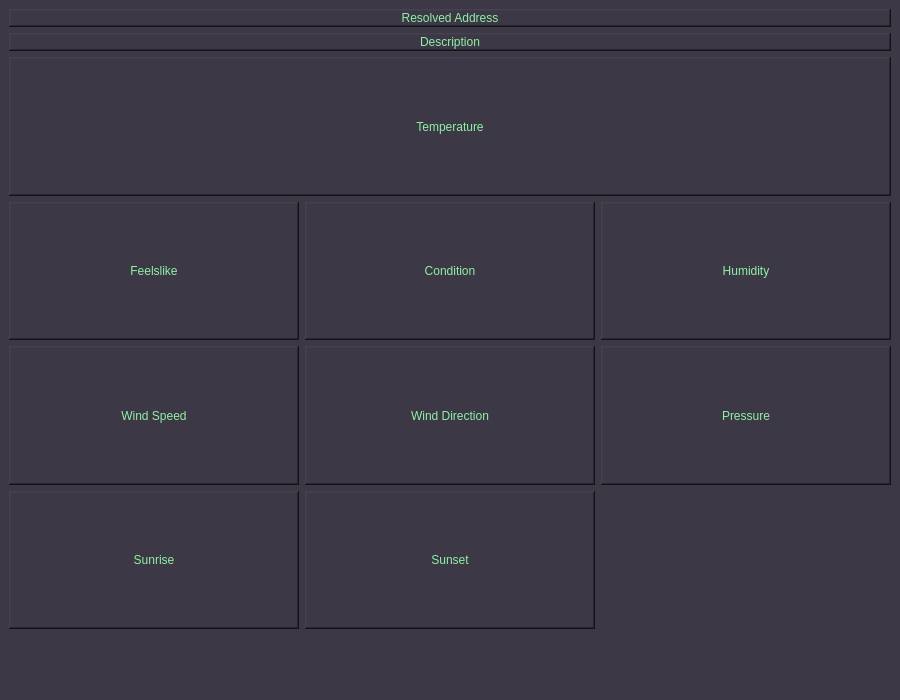
Old version of the form mainwindow.ui in the repository rajkane/weather-station.
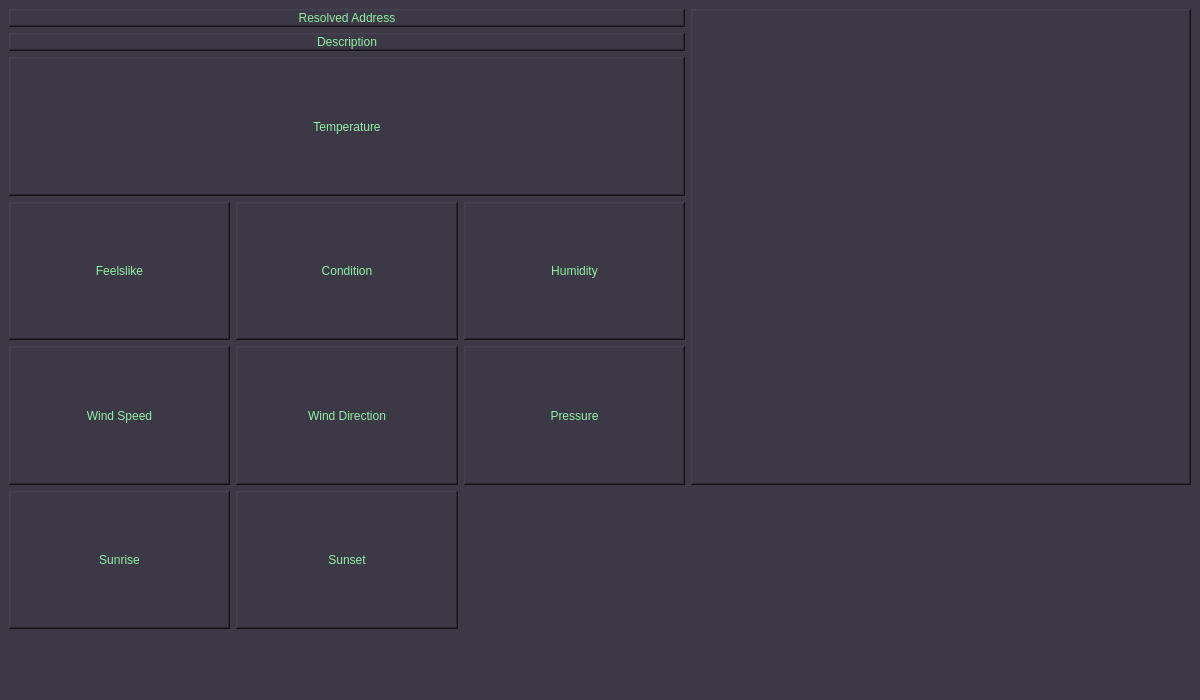
New version of the form.

```diff
--- a/mainwindow.ui
+++ b/mainwindow.ui
@@ -6,13 +6,13 @@
    <rect>
     <x>0</x>
     <y>0</y>
-    <width>900</width>
+    <width>1200</width>
     <height>700</height>
    </rect>
   </property>
   <property name="minimumSize">
    <size>
-    <width>900</width>
+    <width>1200</width>
     <height>700</height>
    </size>
   </property>
@@ -25,7 +25,7 @@
   </property>
   <widget class="QWidget" name="centralwidget">
    <layout class="QGridLayout" name="gridLayout">
-    <item row="4" column="2">
+    <item row="3" column="2">
      <widget class="QLabel" name="lbl_humidity">
       <property name="sizePolicy">
        <sizepolicy hsizetype="MinimumExpanding" vsizetype="MinimumExpanding">
@@ -53,111 +53,7 @@
       </property>
      </widget>
     </item>
-    <item row="8" column="2">
-     <widget class="QLabel" name="lbl_pressure">
-      <property name="sizePolicy">
-       <sizepolicy hsizetype="MinimumExpanding" vsizetype="MinimumExpanding">
-        <horstretch>0</horstretch>
-        <verstretch>0</verstretch>
-       </sizepolicy>
-      </property>
-      <property name="styleSheet">
-       <string notr="true">font: 30pt &quot;Ubuntu Sans&quot;;</string>
-      </property>
-      <property name="frameShape">
-       <enum>QFrame::Shape::WinPanel</enum>
-      </property>
-      <property name="frameShadow">
-       <enum>QFrame::Shadow::Raised</enum>
-      </property>
-      <property name="text">
-       <string>Pressure</string>
-      </property>
-      <property name="scaledContents">
-       <bool>true</bool>
-      </property>
-      <property name="alignment">
-       <set>Qt::AlignmentFlag::AlignCenter</set>
-      </property>
-     </widget>
-    </item>
-    <item row="8" column="0">
-     <widget class="QLabel" name="lbl_wind_speed">
-      <property name="sizePolicy">
-       <sizepolicy hsizetype="MinimumExpanding" vsizetype="MinimumExpanding">
-        <horstretch>0</horstretch>
-        <verstretch>0</verstretch>
-       </sizepolicy>
-      </property>
-      <property name="styleSheet">
-       <string notr="true">font: 30pt &quot;Ubuntu Sans&quot;;</string>
-      </property>
-      <property name="frameShape">
-       <enum>QFrame::Shape::WinPanel</enum>
-      </property>
-      <property name="frameShadow">
-       <enum>QFrame::Shadow::Raised</enum>
-      </property>
-      <property name="text">
-       <string>Wind Speed</string>
-      </property>
-      <property name="scaledContents">
-       <bool>true</bool>
-      </property>
-      <property name="alignment">
-       <set>Qt::AlignmentFlag::AlignCenter</set>
-      </property>
-     </widget>
-    </item>
-    <item row="11" column="0">
-     <widget class="QLabel" name="lbl_sunrise">
-      <property name="sizePolicy">
-       <sizepolicy hsizetype="MinimumExpanding" vsizetype="MinimumExpanding">
-        <horstretch>0</horstretch>
-        <verstretch>0</verstretch>
-       </sizepolicy>
-      </property>
-      <property name="styleSheet">
-       <string notr="true">font: 30pt &quot;Ubuntu Sans&quot;;</string>
-      </property>
-      <property name="frameShape">
-       <enum>QFrame::Shape::WinPanel</enum>
-      </property>
-      <property name="frameShadow">
-       <enum>QFrame::Shadow::Raised</enum>
-      </property>
-      <property name="text">
-       <string>Sunrise</string>
-      </property>
-      <property name="scaledContents">
-       <bool>true</bool>
-      </property>
-      <property name="alignment">
-       <set>Qt::AlignmentFlag::AlignCenter</set>
-      </property>
-     </widget>
-    </item>
-    <item row="14" column="0">
-     <widget class="QLabel" name="lbl_status">
-      <property name="styleSheet">
-       <string notr="true">font: 12pt &quot;Ubuntu Sans&quot;;</string>
-      </property>
-      <property name="text">
-       <string/>
-      </property>
-     </widget>
-    </item>
-    <item row="15" column="0">
-     <widget class="QLabel" name="lbl_datetime">
-      <property name="styleSheet">
-       <string notr="true">font: 12pt &quot;Ubuntu Sans&quot;;</string>
-      </property>
-      <property name="text">
-       <string/>
-      </property>
-     </widget>
-    </item>
-    <item row="11" column="1">
+    <item row="6" column="1">
      <widget class="QLabel" name="lbl_sunset">
       <property name="sizePolicy">
        <sizepolicy hsizetype="MinimumExpanding" vsizetype="MinimumExpanding">
@@ -185,7 +81,7 @@
       </property>
      </widget>
     </item>
-    <item row="4" column="1">
+    <item row="3" column="1">
      <widget class="QLabel" name="lbl_condition">
       <property name="sizePolicy">
        <sizepolicy hsizetype="MinimumExpanding" vsizetype="MinimumExpanding">
@@ -213,16 +109,16 @@
       </property>
      </widget>
     </item>
-    <item row="8" column="1">
-     <widget class="QLabel" name="lbl_wind_direction">
+    <item row="0" column="0" colspan="3">
+     <widget class="QLabel" name="lbl_resolved_address">
       <property name="sizePolicy">
-       <sizepolicy hsizetype="MinimumExpanding" vsizetype="MinimumExpanding">
+       <sizepolicy hsizetype="MinimumExpanding" vsizetype="Fixed">
         <horstretch>0</horstretch>
         <verstretch>0</verstretch>
        </sizepolicy>
       </property>
       <property name="styleSheet">
-       <string notr="true">font: 30pt &quot;Ubuntu Sans&quot;;</string>
+       <string notr="true">font: 20pt &quot;Ubuntu Sans&quot;;</string>
       </property>
       <property name="frameShape">
        <enum>QFrame::Shape::WinPanel</enum>
@@ -231,35 +127,7 @@
        <enum>QFrame::Shadow::Raised</enum>
       </property>
       <property name="text">
-       <string>Wind Direction</string>
-      </property>
-      <property name="scaledContents">
-       <bool>true</bool>
-      </property>
-      <property name="alignment">
-       <set>Qt::AlignmentFlag::AlignCenter</set>
-      </property>
-     </widget>
-    </item>
-    <item row="4" column="0">
-     <widget class="QLabel" name="lbl_feelslike">
-      <property name="sizePolicy">
-       <sizepolicy hsizetype="MinimumExpanding" vsizetype="MinimumExpanding">
-        <horstretch>0</horstretch>
-        <verstretch>0</verstretch>
-       </sizepolicy>
-      </property>
-      <property name="styleSheet">
-       <string notr="true">font: 30pt &quot;Ubuntu Sans&quot;;</string>
-      </property>
-      <property name="frameShape">
-       <enum>QFrame::Shape::WinPanel</enum>
-      </property>
-      <property name="frameShadow">
-       <enum>QFrame::Shadow::Raised</enum>
-      </property>
-      <property name="text">
-       <string>Feelslike</string>
+       <string>Resolved Address</string>
       </property>
       <property name="scaledContents">
        <bool>true</bool>
@@ -297,6 +165,166 @@
       </property>
      </widget>
     </item>
+    <item row="4" column="2">
+     <widget class="QLabel" name="lbl_pressure">
+      <property name="sizePolicy">
+       <sizepolicy hsizetype="MinimumExpanding" vsizetype="MinimumExpanding">
+        <horstretch>0</horstretch>
+        <verstretch>0</verstretch>
+       </sizepolicy>
+      </property>
+      <property name="styleSheet">
+       <string notr="true">font: 30pt &quot;Ubuntu Sans&quot;;</string>
+      </property>
+      <property name="frameShape">
+       <enum>QFrame::Shape::WinPanel</enum>
+      </property>
+      <property name="frameShadow">
+       <enum>QFrame::Shadow::Raised</enum>
+      </property>
+      <property name="text">
+       <string>Pressure</string>
+      </property>
+      <property name="scaledContents">
+       <bool>true</bool>
+      </property>
+      <property name="alignment">
+       <set>Qt::AlignmentFlag::AlignCenter</set>
+      </property>
+     </widget>
+    </item>
+    <item row="3" column="0">
+     <widget class="QLabel" name="lbl_feelslike">
+      <property name="sizePolicy">
+       <sizepolicy hsizetype="MinimumExpanding" vsizetype="MinimumExpanding">
+        <horstretch>0</horstretch>
+        <verstretch>0</verstretch>
+       </sizepolicy>
+      </property>
+      <property name="styleSheet">
+       <string notr="true">font: 30pt &quot;Ubuntu Sans&quot;;</string>
+      </property>
+      <property name="frameShape">
+       <enum>QFrame::Shape::WinPanel</enum>
+      </property>
+      <property name="frameShadow">
+       <enum>QFrame::Shadow::Raised</enum>
+      </property>
+      <property name="text">
+       <string>Feelslike</string>
+      </property>
+      <property name="scaledContents">
+       <bool>true</bool>
+      </property>
+      <property name="alignment">
+       <set>Qt::AlignmentFlag::AlignCenter</set>
+      </property>
+     </widget>
+    </item>
+    <item row="10" column="0">
+     <widget class="QLabel" name="lbl_datetime">
+      <property name="styleSheet">
+       <string notr="true">font: 12pt &quot;Ubuntu Sans&quot;;</string>
+      </property>
+      <property name="text">
+       <string/>
+      </property>
+     </widget>
+    </item>
+    <item row="6" column="0">
+     <widget class="QLabel" name="lbl_sunrise">
+      <property name="sizePolicy">
+       <sizepolicy hsizetype="MinimumExpanding" vsizetype="MinimumExpanding">
+        <horstretch>0</horstretch>
+        <verstretch>0</verstretch>
+       </sizepolicy>
+      </property>
+      <property name="styleSheet">
+       <string notr="true">font: 30pt &quot;Ubuntu Sans&quot;;</string>
+      </property>
+      <property name="frameShape">
+       <enum>QFrame::Shape::WinPanel</enum>
+      </property>
+      <property name="frameShadow">
+       <enum>QFrame::Shadow::Raised</enum>
+      </property>
+      <property name="text">
+       <string>Sunrise</string>
+      </property>
+      <property name="scaledContents">
+       <bool>true</bool>
+      </property>
+      <property name="alignment">
+       <set>Qt::AlignmentFlag::AlignCenter</set>
+      </property>
+     </widget>
+    </item>
+    <item row="4" column="0">
+     <widget class="QLabel" name="lbl_wind_speed">
+      <property name="sizePolicy">
+       <sizepolicy hsizetype="MinimumExpanding" vsizetype="MinimumExpanding">
+        <horstretch>0</horstretch>
+        <verstretch>0</verstretch>
+       </sizepolicy>
+      </property>
+      <property name="styleSheet">
+       <string notr="true">font: 30pt &quot;Ubuntu Sans&quot;;</string>
+      </property>
+      <property name="frameShape">
+       <enum>QFrame::Shape::WinPanel</enum>
+      </property>
+      <property name="frameShadow">
+       <enum>QFrame::Shadow::Raised</enum>
+      </property>
+      <property name="text">
+       <string>Wind Speed</string>
+      </property>
+      <property name="scaledContents">
+       <bool>true</bool>
+      </property>
+      <property name="alignment">
+       <set>Qt::AlignmentFlag::AlignCenter</set>
+      </property>
+     </widget>
+    </item>
+    <item row="9" column="0">
+     <widget class="QLabel" name="lbl_status">
+      <property name="styleSheet">
+       <string notr="true">font: 12pt &quot;Ubuntu Sans&quot;;</string>
+      </property>
+      <property name="text">
+       <string/>
+      </property>
+     </widget>
+    </item>
+    <item row="4" column="1">
+     <widget class="QLabel" name="lbl_wind_direction">
+      <property name="sizePolicy">
+       <sizepolicy hsizetype="MinimumExpanding" vsizetype="MinimumExpanding">
+        <horstretch>0</horstretch>
+        <verstretch>0</verstretch>
+       </sizepolicy>
+      </property>
+      <property name="styleSheet">
+       <string notr="true">font: 30pt &quot;Ubuntu Sans&quot;;</string>
+      </property>
+      <property name="frameShape">
+       <enum>QFrame::Shape::WinPanel</enum>
+      </property>
+      <property name="frameShadow">
+       <enum>QFrame::Shadow::Raised</enum>
+      </property>
+      <property name="text">
+       <string>Wind Direction</string>
+      </property>
+      <property name="scaledContents">
+       <bool>true</bool>
+      </property>
+      <property name="alignment">
+       <set>Qt::AlignmentFlag::AlignCenter</set>
+      </property>
+     </widget>
+    </item>
     <item row="1" column="0" colspan="3">
      <widget class="QLabel" name="lbl_description">
       <property name="sizePolicy">
@@ -325,16 +353,13 @@
       </property>
      </widget>
     </item>
-    <item row="0" column="0" colspan="3">
-     <widget class="QLabel" name="lbl_resolved_address">
-      <property name="sizePolicy">
-       <sizepolicy hsizetype="MinimumExpanding" vsizetype="Fixed">
-        <horstretch>0</horstretch>
-        <verstretch>0</verstretch>
-       </sizepolicy>
-      </property>
-      <property name="styleSheet">
-       <string notr="true">font: 20pt &quot;Ubuntu Sans&quot;;</string>
+    <item row="0" column="3" rowspan="5">
+     <widget class="QTextEdit" name="textEdit">
+      <property name="minimumSize">
+       <size>
+        <width>500</width>
+        <height>0</height>
+       </size>
       </property>
       <property name="frameShape">
        <enum>QFrame::Shape::WinPanel</enum>
@@ -342,15 +367,6 @@
       <property name="frameShadow">
        <enum>QFrame::Shadow::Raised</enum>
       </property>
-      <property name="text">
-       <string>Resolved Address</string>
-      </property>
-      <property name="scaledContents">
-       <bool>true</bool>
-      </property>
-      <property name="alignment">
-       <set>Qt::AlignmentFlag::AlignCenter</set>
-      </property>
      </widget>
     </item>
    </layout>
@@ -360,7 +376,7 @@
     <rect>
      <x>0</x>
      <y>0</y>
-     <width>900</width>
+     <width>1200</width>
      <height>23</height>
     </rect>
    </property>
```
